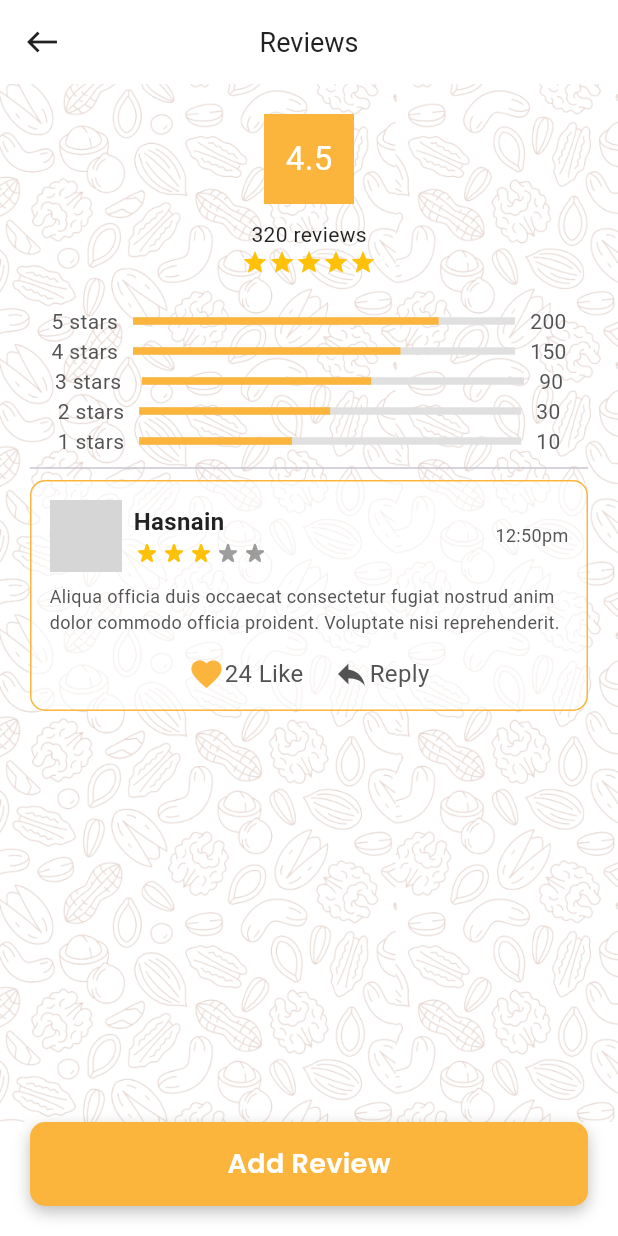
After one commit to ba138/Rajasthan-Dry-Fruits, a Flutter app: the TotalRatingScreen screen opened by its route, on a phone screen of 412 x 824 dp. The commit adds this screen. Run offline on Flutter 3.47's test engine with Material 3 defaults, Android fonts, the phone set to English and light mode, and no system bars; drawn by our look-alikes of flutter_rating_bar, percent_indicator; our stand-ins replace carousel_slider, google_fonts; missing offline and left inert: order_tracker; network calls fail; Roboto replaces fonts that are missing (CenturyGothic); grey boxes are pictures that could not be loaded.

Commit message:
total review Done

```diff
--- a/lib/utils/routes/routes.dart
+++ b/lib/utils/routes/routes.dart
@@ -30,6 +30,7 @@ import 'package:rjfruits/view/search/search_view.dart';
 import 'package:rjfruits/view/profileView/delivery_address_view.dart';
 import 'package:rjfruits/view/rating/rating_view.dart';
 import 'package:rjfruits/view/shopView/shop_view.dart';
+import 'package:rjfruits/view/total_review/total_review.dart';
 
 import '../../view/orders/myorders.dart';
 
@@ -104,7 +105,8 @@ class Routes {
 
       case RoutesName.paymentDone:
         return MaterialPageRoute(
-          builder: (BuildContext context) => const PaymentDoneScreen(),);
+          builder: (BuildContext context) => const PaymentDoneScreen(),
+        );
       case RoutesName.paymentDone:
         return MaterialPageRoute(
           builder: (BuildContext context) => const PaymentDoneScreen(),
@@ -135,9 +137,12 @@ class Routes {
       case RoutesName.viewProfile:
         return MaterialPageRoute(
             builder: (BuildContext context) => const ViewProfile());
-              case RoutesName.editProfile:
+      case RoutesName.editProfile:
         return MaterialPageRoute(
             builder: (BuildContext context) => const EditProfile());
+      case RoutesName.totalReview:
+        return MaterialPageRoute(
+            builder: (BuildContext context) => const TotalRatingScreen());
       default:
         return MaterialPageRoute(builder: (_) {
           return const Scaffold(
--- a/lib/utils/routes/routes_name.dart
+++ b/lib/utils/routes/routes_name.dart
@@ -31,4 +31,5 @@ class RoutesName {
   static const String trackOrder = 'track_order';
   static const String viewProfile = 'view_profile';
   static const String editProfile = 'edit_profile';
+  static const String totalReview = 'total_review';
 }
--- a/lib/view/HomeView/product_detail_view.dart
+++ b/lib/view/HomeView/product_detail_view.dart
@@ -256,7 +256,11 @@ class _ProductDetailScreenState extends State<ProductDetailScreen> {
                   color: AppColor.dividerColor,
                 ),
                 const VerticalSpeacing(12),
-                Row(
+                InkWell(
+                  onTap: () {
+                    Navigator.pushNamed(context, RoutesName.totalReview);
+                  },
+                  child: Row(
                     mainAxisAlignment: MainAxisAlignment.spaceBetween,
                     children: [
                       Text(
@@ -299,6 +303,7 @@ class _ProductDetailScreenState extends State<ProductDetailScreen> {
                         ],
                       )
                     ],
+                  ),
                 ),
                 const VerticalSpeacing(12),
                 const Divider(
--- /dev/null
+++ b/lib/view/total_review/total_review.dart
@@ -0,0 +1,300 @@
+import 'package:flutter/material.dart';
+import 'package:percent_indicator/percent_indicator.dart';
+import 'package:rjfruits/view/total_review/widgets/review_card.dart';
+
+import '../../res/components/colors.dart';
+import '../../res/components/rounded_button.dart';
+import '../../res/components/vertical_spacing.dart';
+
+class TotalRatingScreen extends StatefulWidget {
+  const TotalRatingScreen({
+    super.key,
+  });
+  @override
+  State<TotalRatingScreen> createState() => _TotalRatingScreenState();
+}
+
+class _TotalRatingScreenState extends State<TotalRatingScreen> {
+  @override
+  Widget build(BuildContext context) {
+    return Scaffold(
+      bottomNavigationBar: Padding(
+        padding: const EdgeInsets.only(left: 20, right: 20, bottom: 20),
+        child: RoundedButton(title: "Add Review", onpress: () {}),
+      ),
+      appBar: AppBar(
+        backgroundColor: Colors.transparent,
+        elevation: 0,
+        centerTitle: true,
+        leading: IconButton(
+            onPressed: () {
+              Navigator.pop(context);
+            },
+            icon: const Icon(
+              Icons.west,
+              color: AppColor.textColor1,
+            )),
+        title: const Text(
+          "Reviews",
+          style: TextStyle(
+            fontFamily: 'CenturyGothic',
+            fontSize: 18,
+            fontWeight: FontWeight.w400,
+            color: AppColor.textColor1,
+          ),
+        ),
+      ),
+      body: Container(
+        height: MediaQuery.of(context).size.height,
+        width: MediaQuery.of(context).size.width,
+        decoration: const BoxDecoration(
+          color: AppColor.whiteColor,
+          image: DecorationImage(
+              image: AssetImage("images/bgimg.png"), fit: BoxFit.cover),
+        ),
+        child: Padding(
+          padding: const EdgeInsets.only(
+            left: 20,
+            right: 20,
+            top: 20,
+          ),
+          child: Column(
+            children: [
+              Column(
+                mainAxisAlignment: MainAxisAlignment.center,
+                crossAxisAlignment: CrossAxisAlignment.center,
+                children: [
+                  Container(
+                    height: 60,
+                    width: 60,
+                    color: AppColor.primaryColor,
+                    child: const Center(
+                      child: Text(
+                        "4.5",
+                        style: TextStyle(
+                          fontFamily: 'CenturyGothic',
+                          fontSize: 22,
+                          fontWeight: FontWeight.w400,
+                          color: AppColor.whiteColor,
+                        ),
+                      ),
+                    ),
+                  ),
+                  const VerticalSpeacing(10),
+                  const Text(
+                    "320 reviews",
+                    style: TextStyle(
+                      fontFamily: 'CenturyGothic',
+                      fontSize: 14,
+                      fontWeight: FontWeight.w400,
+                      color: AppColor.textColor1,
+                    ),
+                  ),
+                  const Row(
+                    mainAxisAlignment: MainAxisAlignment.center,
+                    children: [
+                      Icon(
+                        Icons.star,
+                        color: Colors.amber,
+                        size: 18,
+                      ),
+                      Icon(
+                        Icons.star,
+                        color: Colors.amber,
+                        size: 18,
+                      ),
+                      Icon(
+                        Icons.star,
+                        color: Colors.amber,
+                        size: 18,
+                      ),
+                      Icon(
+                        Icons.star,
+                        color: Colors.amber,
+                        size: 18,
+                      ),
+                      Icon(
+                        Icons.star,
+                        color: Colors.amber,
+                        size: 18,
+                      ),
+                    ],
+                  ),
+                  VerticalSpeacing(20.0),
+                  Column(
+                    children: [
+                      Row(
+                        mainAxisAlignment: MainAxisAlignment.center,
+                        children: [
+                          const Text(
+                            "5 stars",
+                            style: TextStyle(
+                              fontFamily: 'CenturyGothic',
+                              fontSize: 14,
+                              fontWeight: FontWeight.w400,
+                              color: AppColor.cardTxColor,
+                            ),
+                          ),
+                          LinearPercentIndicator(
+                            animation: true,
+                            animationDuration: 1000,
+                            width: MediaQuery.of(context).size.width / 1.5,
+                            percent: 0.8,
+                            progressColor: AppColor.primaryColor,
+                            backgroundColor: Colors.grey.shade300,
+                          ),
+                          const Text(
+                            "200",
+                            style: TextStyle(
+                              fontFamily: 'CenturyGothic',
+                              fontSize: 14,
+                              fontWeight: FontWeight.w400,
+                              color: AppColor.cardTxColor,
+                            ),
+                          ),
+                        ],
+                      ),
+                      Row(
+                        mainAxisAlignment: MainAxisAlignment.center,
+                        children: [
+                          const Text(
+                            "4 stars",
+                            style: TextStyle(
+                              fontFamily: 'CenturyGothic',
+                              fontSize: 14,
+                              fontWeight: FontWeight.w400,
+                              color: AppColor.cardTxColor,
+                            ),
+                          ),
+                          LinearPercentIndicator(
+                            animation: true,
+                            animationDuration: 1000,
+                            width: MediaQuery.of(context).size.width / 1.5,
+                            percent: 0.7,
+                            progressColor: AppColor.primaryColor,
+                            backgroundColor: Colors.grey.shade300,
+                          ),
+                          const Text(
+                            "150",
+                            style: TextStyle(
+                              fontFamily: 'CenturyGothic',
+                              fontSize: 14,
+                              fontWeight: FontWeight.w400,
+                              color: AppColor.cardTxColor,
+                            ),
+                          ),
+                        ],
+                      ),
+                      Row(
+                        mainAxisAlignment: MainAxisAlignment.center,
+                        children: [
+                          const Text(
+                            "3 stars ",
+                            style: TextStyle(
+                              fontFamily: 'CenturyGothic',
+                              fontSize: 14,
+                              fontWeight: FontWeight.w400,
+                              color: AppColor.cardTxColor,
+                            ),
+                          ),
+                          LinearPercentIndicator(
+                            animation: true,
+                            animationDuration: 1000,
+                            width: MediaQuery.of(context).size.width / 1.5,
+                            percent: 0.6,
+                            progressColor: AppColor.primaryColor,
+                            backgroundColor: Colors.grey.shade300,
+                          ),
+                          const Text(
+                            "90",
+                            style: TextStyle(
+                              fontFamily: 'CenturyGothic',
+                              fontSize: 14,
+                              fontWeight: FontWeight.w400,
+                              color: AppColor.cardTxColor,
+                            ),
+                          ),
+                        ],
+                      ),
+                      Row(
+                        mainAxisAlignment: MainAxisAlignment.center,
+                        children: [
+                          const Text(
+                            "2 stars",
+                            style: TextStyle(
+                              fontFamily: 'CenturyGothic',
+                              fontSize: 14,
+                              fontWeight: FontWeight.w400,
+                              color: AppColor.cardTxColor,
+                            ),
+                          ),
+                          LinearPercentIndicator(
+                            animation: true,
+                            animationDuration: 1000,
+                            width: MediaQuery.of(context).size.width / 1.5,
+                            percent: 0.5,
+                            progressColor: AppColor.primaryColor,
+                            backgroundColor: Colors.grey.shade300,
+                          ),
+                          const Text(
+                            "30",
+                            style: TextStyle(
+                              fontFamily: 'CenturyGothic',
+                              fontSize: 14,
+                              fontWeight: FontWeight.w400,
+                              color: AppColor.cardTxColor,
+                            ),
+                          ),
+                        ],
+                      ),
+                      Row(
+                        mainAxisAlignment: MainAxisAlignment.center,
+                        children: [
+                          const Text(
+                            "1 stars",
+                            style: TextStyle(
+                              fontFamily: 'CenturyGothic',
+                              fontSize: 14,
+                              fontWeight: FontWeight.w400,
+                              color: AppColor.cardTxColor,
+                            ),
+                          ),
+                          LinearPercentIndicator(
+                            animation: true,
+                            animationDuration: 1000,
+                            width: MediaQuery.of(context).size.width / 1.5,
+                            percent: 0.4,
+                            progressColor: AppColor.primaryColor,
+                            backgroundColor: Colors.grey.shade300,
+                          ),
+                          const Text(
+                            "10",
+                            style: TextStyle(
+                              fontFamily: 'CenturyGothic',
+                              fontSize: 14,
+                              fontWeight: FontWeight.w400,
+                              color: AppColor.cardTxColor,
+                            ),
+                          ),
+                        ],
+                      ),
+                    ],
+                  ),
+                ],
+              ),
+              const Divider(),
+              const ReviewCard(
+                  profilePic:
+                      'https://t4.ftcdn.net/jpg/03/64/21/11/360_F_364211147_1qgLVxv1Tcq0Ohz3FawUfrtONzz8nq3e.jpg',
+                  name: 'Hasnain',
+                  rating: 'rating',
+                  time: '12:50pm',
+                  comment:
+                      'Aliqua officia duis occaecat consectetur fugiat nostrud anim dolor commodo officia proident. Voluptate nisi reprehenderit.'),
+            ],
+          ),
+        ),
+      ),
+    );
+  }
+}
--- /dev/null
+++ b/lib/view/total_review/widgets/review_card.dart
@@ -0,0 +1,151 @@
+import 'package:flutter/material.dart';
+import 'package:flutter_rating_bar/flutter_rating_bar.dart';
+import '../../../../res/components/colors.dart';
+import '../../../res/components/vertical_spacing.dart';
+
+class ReviewCard extends StatefulWidget {
+  const ReviewCard(
+      {super.key,
+      required this.profilePic,
+      required this.name,
+      required this.rating,
+      required this.time,
+      required this.comment});
+  final String profilePic;
+  final String name;
+  final String rating;
+  final String time;
+  final String comment;
+  @override
+  State<ReviewCard> createState() => _ReviewCardState();
+}
+
+class _ReviewCardState extends State<ReviewCard> {
+  @override
+  Widget build(BuildContext context) {
+    return Container(
+      decoration: BoxDecoration(
+        borderRadius: BorderRadius.circular(10),
+        border: Border.all(color: AppColor.primaryColor, width: 1),
+        color: const Color.fromRGBO(
+            255, 255, 255, 0.2), // Background color with opacity
+        boxShadow: [
+          BoxShadow(
+            color: Colors.white.withOpacity(0.5), // Shadow color
+            blurRadius: 2, // Blur radius
+            spreadRadius: 0, // Spread radius
+            offset: const Offset(0, 0), // Offset
+          ),
+        ],
+      ),
+      child: Padding(
+        padding: const EdgeInsets.all(12),
+        child: Column(
+          children: [
+            Row(
+              mainAxisAlignment: MainAxisAlignment.spaceBetween,
+              children: [
+                Row(
+                  children: [
+                    CircleAvatar(
+                      radius: 24,
+                      backgroundImage: const NetworkImage(
+                        'https://images.unsplash.com/photo-1494790108377-be9c29b29330?auto=format&fit=crop&q=80&w=1587&ixlib=rb-4.0.3&ixid=M3wxMjA3fDB8MHxwaG90by1wYWdlfHx8fGVufDB8fHx8fA%3D%3D',
+                      ),
+                      foregroundImage: NetworkImage(widget.profilePic),
+                    ),
+                    const SizedBox(
+                      width: 8,
+                    ),
+                    Column(
+                      crossAxisAlignment: CrossAxisAlignment.start,
+                      children: [
+                        Text(
+                          widget.name,
+                          style: const TextStyle(
+                            fontFamily: 'CenturyGothic',
+                            fontSize: 16,
+                            fontWeight: FontWeight.bold,
+                            color: AppColor.textColor1,
+                          ),
+                        ),
+                        RatingBar.builder(
+                            initialRating: 3,
+                            minRating: 1,
+                            allowHalfRating: true,
+                            glowColor: Colors.amber,
+                            itemCount: 5,
+                            itemSize: 18,
+                            itemPadding:
+                                const EdgeInsets.symmetric(horizontal: 0),
+                            itemBuilder: (context, _) => const Icon(
+                                  Icons.star_rate_rounded,
+                                  color: Colors.amber,
+                                ),
+                            onRatingUpdate: (rating) {}),
+                      ],
+                    ),
+                  ],
+                ),
+                Text(
+                  widget.time,
+                  style: const TextStyle(
+                    fontFamily: 'CenturyGothic',
+                    fontSize: 12,
+                    fontWeight: FontWeight.w400,
+                    color: AppColor.cardTxColor,
+                  ),
+                ),
+              ],
+            ),
+            const VerticalSpeacing(8),
+            Text(
+              widget.comment,
+              style: const TextStyle(
+                fontFamily: 'CenturyGothic',
+                fontSize: 12,
+                fontWeight: FontWeight.w400,
+                color: AppColor.cardTxColor,
+              ),
+            ),
+            const VerticalSpeacing(14),
+            const Row(
+              mainAxisAlignment: MainAxisAlignment.center,
+              children: [
+                Icon(
+                  Icons.favorite,
+                  color: AppColor.primaryColor,
+                ),
+                Text(
+                  "24 Like",
+                  style: TextStyle(
+                    fontFamily: 'CenturyGothic',
+                    fontSize: 16,
+                    fontWeight: FontWeight.w400,
+                    color: AppColor.cardTxColor,
+                  ),
+                ),
+                SizedBox(
+                  width: 20,
+                ),
+                Icon(
+                  Icons.reply_outlined,
+                  color: AppColor.cardTxColor,
+                ),
+                Text(
+                  "Reply",
+                  style: TextStyle(
+                    fontFamily: 'CenturyGothic',
+                    fontSize: 16,
+                    fontWeight: FontWeight.w400,
+                    color: AppColor.cardTxColor,
+                  ),
+                ),
+              ],
+            )
+          ],
+        ),
+      ),
+    );
+  }
+}
```
Lines whose indentation alone changed are shown as unchanged.
